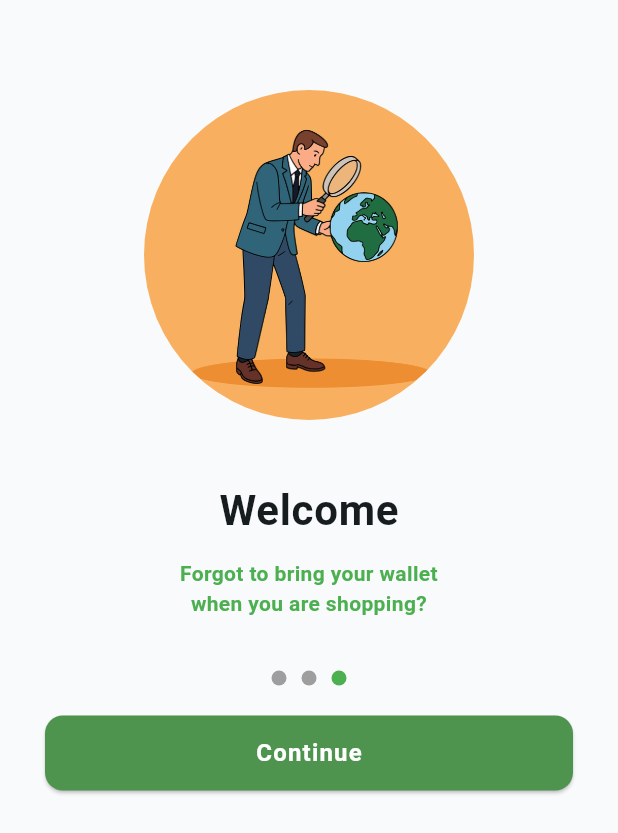
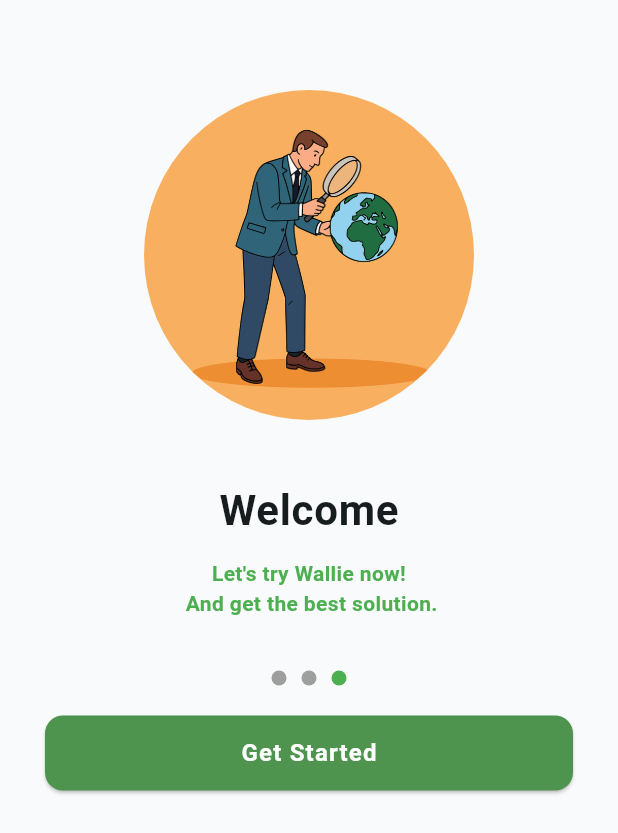
Before and after one commit to cendyal-hub/KB1179_1123150136_UTS, a Flutter app: the Splashscreen3 screen opened directly, on a phone screen of 412 x 824 dp. Shown: the top 833 px of the screen. Run offline on Flutter 3.47's test engine with Material 3 defaults, Android fonts, the phone set to English and light mode, and no system bars.

Commit message:
mengubah subjudul dan button pada Splash Screen 3

```diff
--- a/lib/screen/SplashScreen3.dart
+++ b/lib/screen/SplashScreen3.dart
@@ -30,7 +30,7 @@ class Splashscreen3 extends StatelessWidget {
             ),
             SizedBox(height: 12),
             Text(
-              "Forgot to bring your wallet\nwhen you are shopping?",
+              "Let's try Wallie now! \n And get the best solution.",
               textAlign: TextAlign.center,
               style: TextStyle(
                 fontSize: 14.0,
@@ -93,7 +93,7 @@ class Splashscreen3 extends StatelessWidget {
                     ),
                   ),
                   child: Text(
-                    "Continue",
+                    "Get Started",
                     style: TextStyle(fontSize: 16.0, fontWeight: FontWeight.w600, letterSpacing: 0.8),
                   ),
                 ),
```
